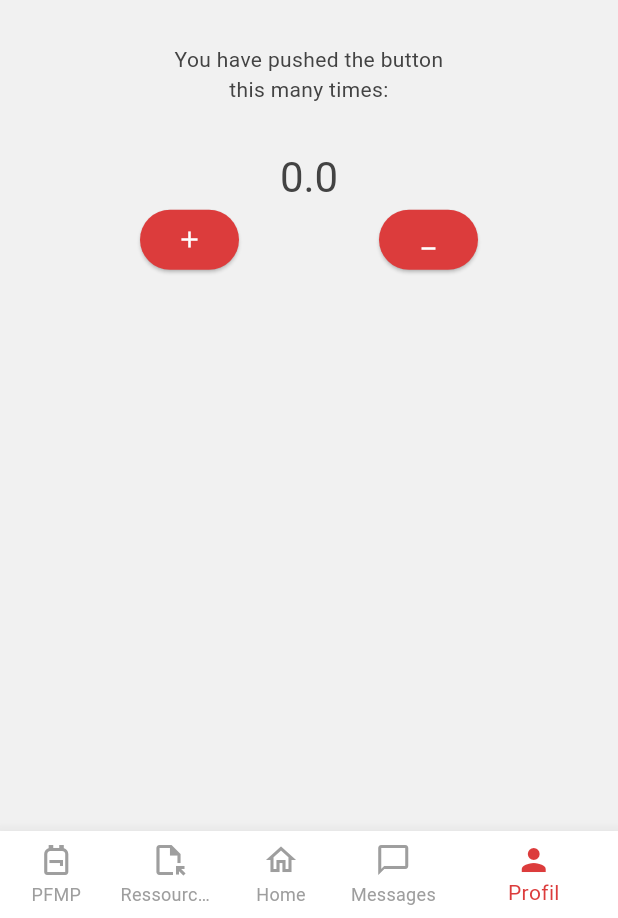
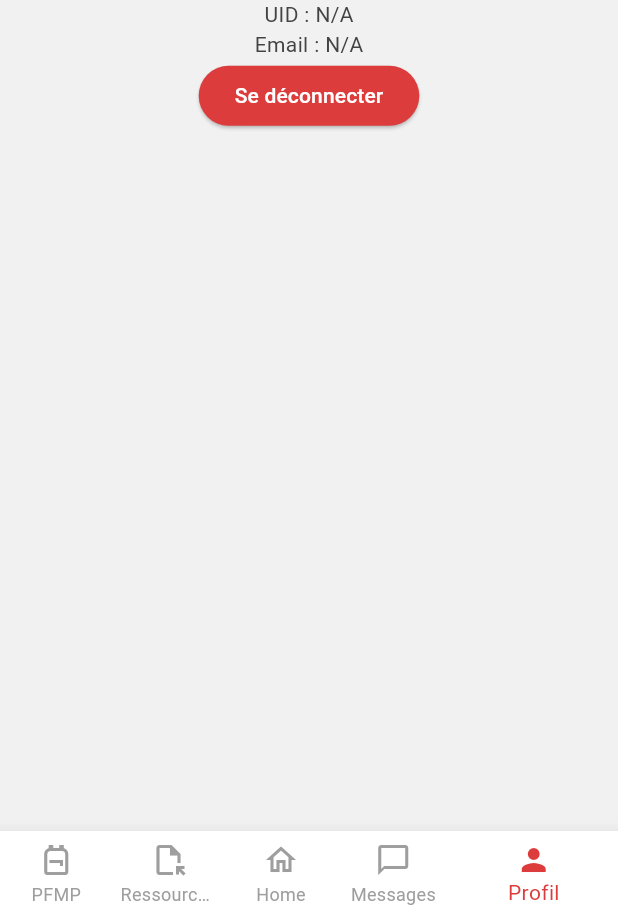
Before and after one commit to YannisBaudouin/AppGestionStage, a Flutter app: the screen it shows after launch, item 5 of the bottom bar chosen, on a phone screen of 412 x 824 dp, the part 318-1236 px from its top. Run offline on Flutter 3.47's test engine with Material 3 defaults, Android fonts, the phone set to English and light mode, and no system bars; our stand-ins replace cloud_firestore, firebase_auth, firebase_core; accounts and stored records are empty.

Commit message:
Connexion et BDD
Ajout de firebase_auth et cloud_firestore.
Ajout d'une page de connexion, d'inscription et une page de profil fonctionnel (primitive).
Création d'une BDD à la création d'un utilisateur.

```diff
--- a/lib/home_page.dart
+++ b/lib/home_page.dart
@@ -1,5 +1,8 @@
 import 'package:flutter/material.dart';
 import 'global_var.dart' as global;
+
+import 'mailConnexion.dart';
+import 'mailInscription.dart';
 
 class MainScreen extends StatelessWidget {
   const MainScreen({super.key});
@@ -13,6 +16,11 @@ class MainScreen extends StatelessWidget {
       theme: global.lightTheme,
       darkTheme: global.darkTheme,
       home: const MyHomePage(title: 'Agestage'),
+      initialRoute: '/',
+      routes: {
+      '/inscription': (context) => const MailInscriptionPage(title: "test"),
+      '/connexion': (context) => const MailConnexionPage(title: "test"),
+      },
     );
   }
 }
@@ -41,25 +49,8 @@ class _MyHomePageState extends State<MyHomePage> {
               mainAxisAlignment: MainAxisAlignment.spaceEvenly,
               children: <Widget>[
                 global.currentLogo(isDarkMode),
-                Container(
-                  alignment: Alignment.topCenter,
-                  color: const Color(0xFF000000),
-                  height: MediaQuery.of(context).size.height - 500,
-                  width: MediaQuery.of(context).size.width,
-                  child: ListView(
-                    shrinkWrap: true,
-                    children: [
-                      Container(
-                        height: 100,
-                        color: const Color(0xFFB00A60),
-                      ),
-                      Container(
-                        height: 100,
-                        color: const Color(0xFFFFEEDD),
-                      ),
-                    ],
-                  ),
-                ),
+                ElevatedButton(onPressed: () { Navigator.pushNamed(context, '/connexion'); }, child: Text("Connexion")),
+                ElevatedButton(onPressed: () { Navigator.pushNamed(context, '/inscription'); }, child: Text("Inscription"))
               ],
             ),
           ],
--- a/lib/profil_page.dart
+++ b/lib/profil_page.dart
@@ -1,5 +1,6 @@
 import 'package:flutter/material.dart';
 import 'global_var.dart' as global;
+import 'package:firebase_auth/firebase_auth.dart';
 
 class Profil extends StatelessWidget {
   const Profil({super.key});
@@ -26,19 +27,8 @@ class HomePage extends StatefulWidget {
 }
 
 class _HomePageState extends State<HomePage> {
-  double counter = 0.0;
-
-  void _incrementCounter() {
-    setState(() {
-      counter += 1.0;
-    });
-  }
-
-  void _decrementCounter() {
-    setState(() {
-      counter -= 1.0;
-    });
-  }
+  String currentUid = FirebaseAuth.instance.currentUser != null ? FirebaseAuth.instance.currentUser!.uid.toString() : "N/A" ;
+  String currentEmail = FirebaseAuth.instance.currentUser != null ? FirebaseAuth.instance.currentUser!.email.toString() : "N/A" ;
 
   @override
   Widget build(BuildContext context) {
@@ -54,40 +44,12 @@ class _HomePageState extends State<HomePage> {
               mainAxisAlignment: MainAxisAlignment.spaceEvenly,
               children: <Widget>[
                 global.currentLogo(isDarkMode),
-                Container(
-                  alignment: Alignment.center,
-                  height: 100,
-                  width: MediaQuery.of(context).size.width / 2,
-                  child: const SelectionContainer.disabled(
-                    child: Text(
-                      textAlign: TextAlign.center,
-                      'You have pushed the button this many times:',
-                    ),
-                  ),
-                ),
-                Text(
-                  '$counter',
-                  style: Theme.of(context).textTheme.headlineMedium,
-                ),
-                Row(
-                  mainAxisAlignment: MainAxisAlignment.spaceEvenly,
-                  children: [
-                    //Bouton plus
-                    ElevatedButton(
-                      onPressed: () {
-                        _incrementCounter();
-                      },
-                      child: const Icon(Icons.add),
-                    ),
-                    //Bouton moins
-                    ElevatedButton(
-                      onPressed: () {
-                        _decrementCounter();
-                      },
-                      child: const Icon(Icons.minimize),
-                    ),
-                  ],
-                ),
+                Text("UID : " + currentUid),
+                Text("Email : " + currentEmail),
+
+                ElevatedButton(onPressed: () async {
+                 await FirebaseAuth.instance.signOut();
+                }, child: Text("Se déconnecter")),
               ],
             ),
           ],
--- a/pubspec.yaml
+++ b/pubspec.yaml
@@ -10,6 +10,8 @@ dependencies:
   flutter:
     sdk: flutter
   firebase_core: ^3.13.1
+  firebase_auth: ^5.5.4
+  cloud_firestore: ^5.6.8
 
 dev_dependencies:
   flutter_test:
```
Also changed, not shown: lib/mailConnexion.dart (added, +63 -0 lines), lib/mailInscription.dart (added, +191 -0 lines), lib/main.dart (+28 -4 lines), pubspec.lock, 4 other files.
